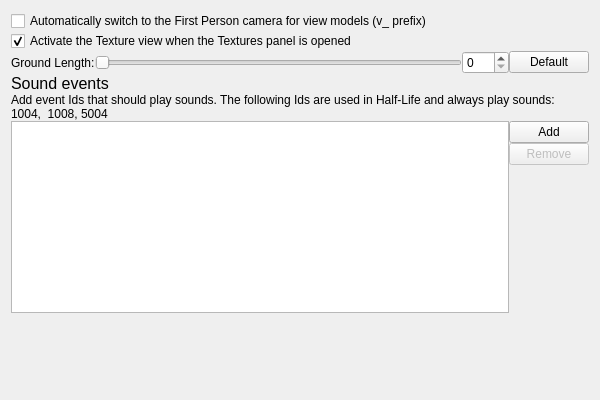
SamVanheer/HalfLifeAssetManager, file src/hlam/plugins/halflife/studiomodel/options/OptionsPageStudioModel.ui: the form before one commit.
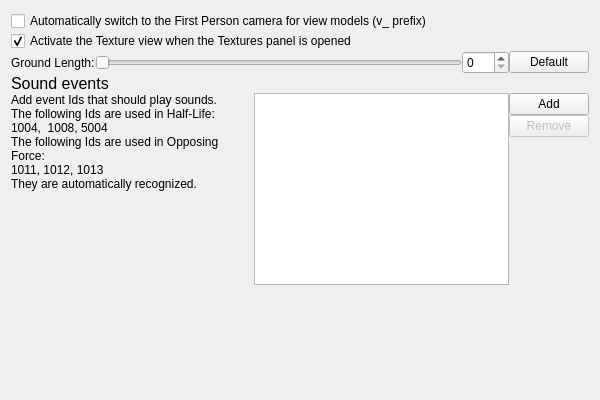
The form after the commit.

Commit message: Add Opposing Force sound events as built-in events, don't allow built-in events to be added manually, fix edge case in auto-increment, auto-select events on remove

```diff
--- a/src/hlam/plugins/halflife/studiomodel/options/OptionsPageStudioModel.ui
+++ b/src/hlam/plugins/halflife/studiomodel/options/OptionsPageStudioModel.ui
@@ -86,7 +86,24 @@
      <property name="rightMargin">
       <number>0</number>
      </property>
-     <item row="3" column="1">
+     <item row="0" column="1" rowspan="3">
+      <widget class="QListView" name="SoundEventIds">
+       <property name="selectionMode">
+        <enum>QAbstractItemView::ExtendedSelection</enum>
+       </property>
+      </widget>
+     </item>
+     <item row="0" column="2">
+      <widget class="QPushButton" name="AddSoundEventId">
+       <property name="enabled">
+        <bool>true</bool>
+       </property>
+       <property name="text">
+        <string>Add</string>
+       </property>
+      </widget>
+     </item>
+     <item row="2" column="2">
       <spacer name="verticalSpacer_2">
        <property name="orientation">
         <enum>Qt::Vertical</enum>
@@ -99,17 +116,7 @@
        </property>
       </spacer>
      </item>
-     <item row="1" column="1">
-      <widget class="QPushButton" name="AddSoundEventId">
-       <property name="enabled">
-        <bool>true</bool>
-       </property>
-       <property name="text">
-        <string>Add</string>
-       </property>
-      </widget>
-     </item>
-     <item row="2" column="1">
+     <item row="1" column="2">
       <widget class="QPushButton" name="RemoveSoundEventId">
        <property name="enabled">
         <bool>false</bool>
@@ -119,24 +126,24 @@
        </property>
       </widget>
      </item>
-     <item row="0" column="0" colspan="2">
+     <item row="0" column="0" rowspan="3">
       <widget class="QLabel" name="label_3">
        <property name="text">
-        <string>Add event Ids that should play sounds. The following Ids are used in Half-Life and always play sounds:
-1004,  1008, 5004</string>
+        <string>Add event Ids that should play sounds.
+The following Ids are used in Half-Life:
+1004,  1008, 5004
+The following Ids are used in Opposing Force:
+1011, 1012, 1013
+They are automatically recognized.</string>
+       </property>
+       <property name="alignment">
+        <set>Qt::AlignLeading|Qt::AlignLeft|Qt::AlignTop</set>
        </property>
        <property name="wordWrap">
         <bool>true</bool>
        </property>
       </widget>
      </item>
-     <item row="1" column="0" rowspan="3">
-      <widget class="QListView" name="SoundEventIds">
-       <property name="selectionMode">
-        <enum>QAbstractItemView::ExtendedSelection</enum>
-       </property>
-      </widget>
-     </item>
     </layout>
    </item>
    <item>
```
The commit also changes 3 other files.
